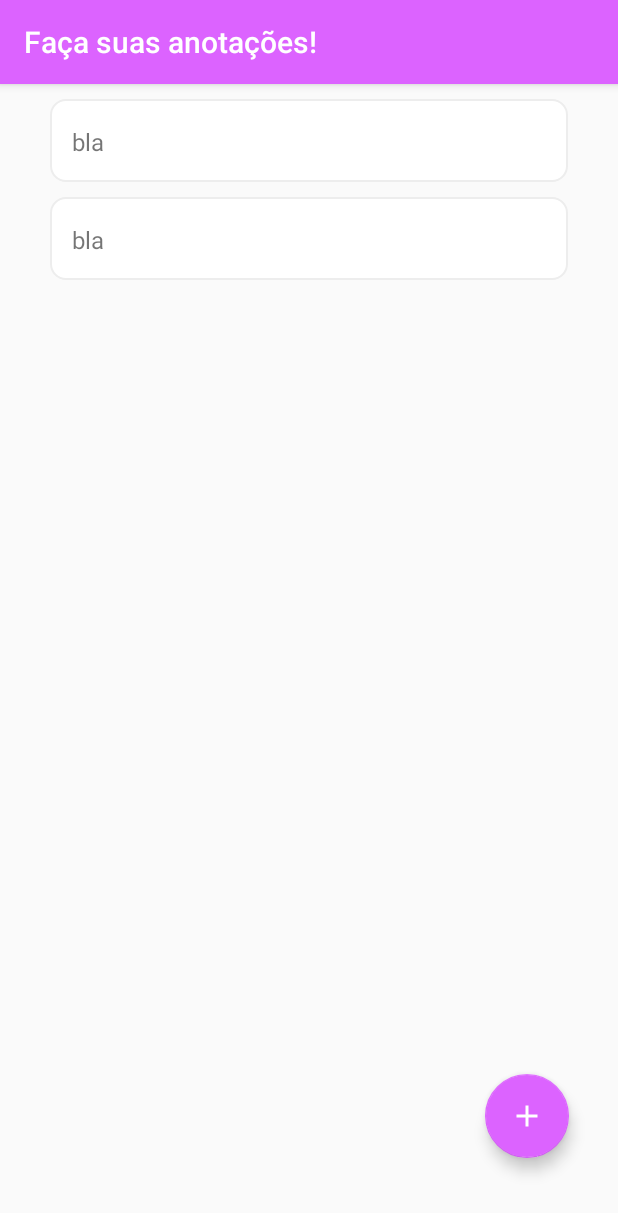
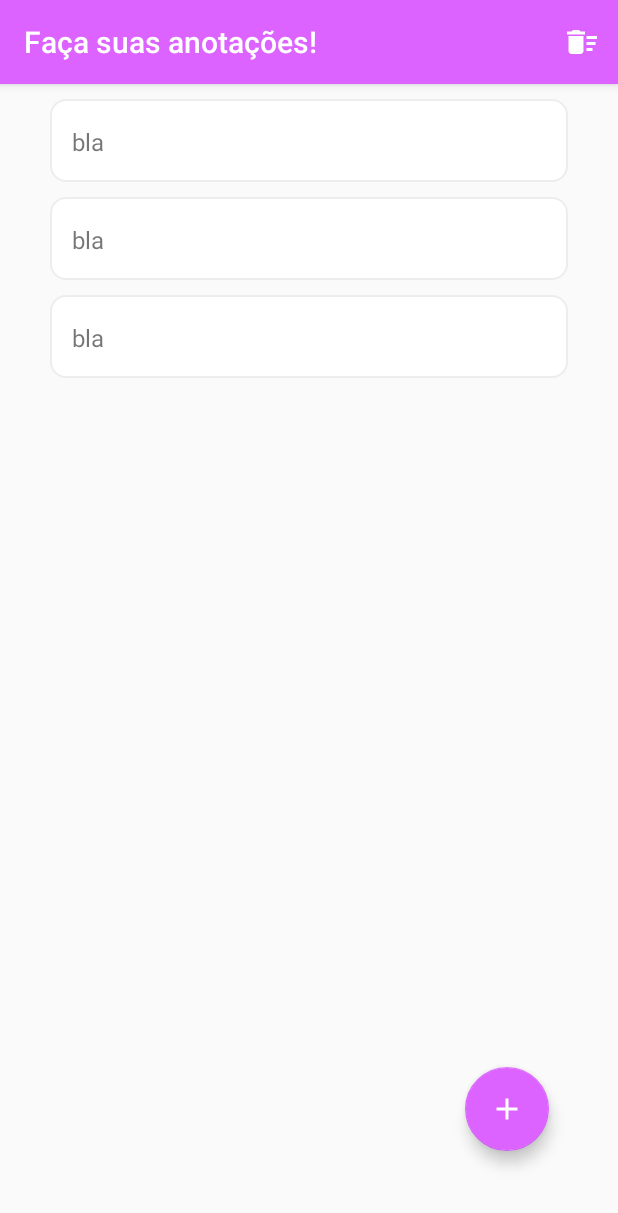
Before and after one commit to GustavoHenriqueDK/AS-Notepad, an Android app: the screen it shows after launch (MainActivity), on a phone screen of 412 x 824 dp. Shown: the top 1213 px of the screen. Run offline under Robolectric (Android 15) with nearby library versions, the phone set to English and light mode, and no system bars.

Commit message:
Animações da lista vazia e random de text

```diff
--- a/app/src/main/java/com/example/notepad/controller/CadastrarNoteController.java
+++ b/app/src/main/java/com/example/notepad/controller/CadastrarNoteController.java
@@ -4,9 +4,11 @@ import android.content.Context;
 import android.util.Log;
 import android.widget.EditText;
 import android.widget.Switch;
+import android.widget.TextView;
 
 import java.util.ArrayList;
 import java.util.List;
+import java.util.Random;
 
 public class CadastrarNoteController {
 
@@ -45,11 +47,47 @@ public class CadastrarNoteController {
         return false;
     }
 
+
+    //Save and return
     public void adicionaNote(String itemASerAdicionado) {
         listaDeNotes.add(itemASerAdicionado);
+    }
+
+    public void removeNote(int position) {
+        listaDeNotes.remove(position);
+    }
+
+    public boolean listaEstaVazia() {
+        if (listaDeNotes.isEmpty()) {
+            return true;
+        }
+        return false;
     }
 
     public List<String> getListaDeNotes() {
         return listaDeNotes;
     }
+
+    public void setaTextoAleatoriamente(TextView textview) {
+        Random random = new Random();
+        int num = random.nextInt(5) +1;
+
+        if (num == 1) {
+            textview.setText("Está na hora de anotar coisas interessantes!");
+        }
+         if (num == 2) {
+             textview.setText("Aww, nada anotado! Que bom, não?");
+         }
+         if (num == 3) {
+             textview.setText("Nada por aqui... Está tão vazio...");
+        }
+         if (num == 4) {
+             textview.setText("Um total de 0 anotações?!");
+        }
+        if (num == 5) {
+            textview.setText("Eu sei que há algo importante para anotar...");
+        }
+
+    }
+
 }
--- a/app/src/main/java/com/example/notepad/view/CadastrarNoteActivity.java
+++ b/app/src/main/java/com/example/notepad/view/CadastrarNoteActivity.java
@@ -25,7 +25,6 @@ import java.util.List;
 public class CadastrarNoteActivity extends AppCompatActivity {
 
     private EditText editText;
-    private List<String> listaDeNotes = new ArrayList<>();
     private Context context;
     private CadastrarNoteController cadastrarNoteController;
 
--- a/app/src/main/java/com/example/notepad/view/MainActivity.java
+++ b/app/src/main/java/com/example/notepad/view/MainActivity.java
@@ -2,15 +2,26 @@ package com.example.notepad.view;
 
 import androidx.annotation.NonNull;
 import androidx.appcompat.app.AppCompatActivity;
+import androidx.constraintlayout.widget.ConstraintLayout;
 import androidx.recyclerview.widget.ItemTouchHelper;
 import androidx.recyclerview.widget.LinearLayoutManager;
 import androidx.recyclerview.widget.RecyclerView;
 
+import android.app.AlertDialog;
 import android.content.Context;
+import android.content.DialogInterface;
 import android.content.Intent;
 import android.os.Bundle;
 import android.util.Log;
+import android.view.Menu;
+import android.view.MenuInflater;
+import android.view.MenuItem;
 import android.view.View;
+import android.view.animation.Animation;
+import android.view.animation.AnimationUtils;
+import android.widget.ImageView;
+import android.widget.TextView;
+import android.widget.Toast;
 
 import com.example.notepad.R;
 import com.example.notepad.controller.CadastrarNoteController;
@@ -21,23 +32,48 @@ import java.util.List;
 
 public class MainActivity extends AppCompatActivity {
 
-    private static final List<String> listNotePad = new ArrayList<>();
     private Context context;
     private RecyclerView recyclerView;
     private CadastrarNoteController cadastrarNoteController;
     private static RecyclerAdapter recyclerAdapter;
+
+    private ConstraintLayout constraintLayoutLista;
+    private ConstraintLayout constraintLayoutTextView;
+    TextView textView;
+    ImageView imageView;
 
     @Override
     protected void onCreate(Bundle savedInstanceState) {
         super.onCreate(savedInstanceState);
         setContentView(R.layout.activity_main);
         setTitle("Faça suas anotações!");
+        findViews();
 
+        context = MainActivity.this;
         cadastrarNoteController = new CadastrarNoteController(context);
 
         setaAdapterRecyclerView();
         floatingActionButtonCadastrarNote();
 
+
+    }
+
+    private void verificaSeListaEstaVazia() {
+        if (cadastrarNoteController.listaEstaVazia()) {
+            constraintLayoutLista.setVisibility(View.GONE);
+            constraintLayoutTextView.setVisibility(View.VISIBLE);
+            iniciaAnimacaoDosComponentes();
+            cadastrarNoteController.setaTextoAleatoriamente(textView);
+        } else {
+            constraintLayoutLista.setVisibility(View.VISIBLE);
+            constraintLayoutTextView.setVisibility(View.GONE);
+        }
+    }
+
+    private void iniciaAnimacaoDosComponentes() {
+        Animation animation = AnimationUtils.loadAnimation(MainActivity.this, R.anim.fadein_animation);
+        textView.startAnimation(animation);
+        imageView.startAnimation(animation);
     }
 
     private void setaAdapterRecyclerView() {
@@ -48,21 +84,24 @@ public class MainActivity extends AppCompatActivity {
 
         cadastrarNoteController.getListaDeNotes().add("bla");
         cadastrarNoteController.getListaDeNotes().add("bla");
+        cadastrarNoteController.getListaDeNotes().add("bla");
 
         recyclerView.setAdapter(recyclerAdapter);
         recyclerView.setLayoutManager(new LinearLayoutManager(this));
         recyclerAdapter.notifyDataSetChanged();
+
     }
 
     @Override
     protected void onResume() {
         super.onResume();
+        recyclerAdapter.notifyDataSetChanged();
 
-        RecyclerAdapter recyclerAdapter = new RecyclerAdapter(cadastrarNoteController.getListaDeNotes(), context);
+        //Método chamado no onResume e no método "setaSwipeDeDeletar", logo após os itens
+        //terem sido arrastados para o delete e o RecyclerView tenha sido atualizado.
 
-        Log.e("retorno na main", String.valueOf(cadastrarNoteController.getListaDeNotes()));
+        verificaSeListaEstaVazia();
 
-        recyclerAdapter.notifyDataSetChanged();
     }
 
     private void setaSwipeDeDeletar(final List<String> notePad, final RecyclerAdapter recyclerAdapter, RecyclerView recyclerView) {
@@ -76,6 +115,9 @@ public class MainActivity extends AppCompatActivity {
             public void onSwiped(@NonNull RecyclerView.ViewHolder viewHolder, int direction) {
                 notePad.remove(viewHolder.getAdapterPosition());
                 recyclerAdapter.notifyDataSetChanged();
+
+                verificaSeListaEstaVazia();
+
             }
             //Método que adapta a lista após ser modificada.
         }).attachToRecyclerView(recyclerView);
@@ -91,4 +133,38 @@ public class MainActivity extends AppCompatActivity {
             }
         });
     }
+
+    @Override
+    public boolean onCreateOptionsMenu(Menu menu) {
+        MenuInflater menuInflater = getMenuInflater();
+        menuInflater.inflate(R.menu.onoptions_menu, menu);
+        return true;
+    }
+
+    private void findViews() {
+        constraintLayoutLista = findViewById(R.id.ConstraintLayoutLista);
+        constraintLayoutTextView = findViewById(R.id.ConstraintLayoutText);
+
+        textView = findViewById(R.id.textView);
+        imageView = findViewById(R.id.imageView);
+    }
+
+    @Override
+    public boolean onOptionsItemSelected(@NonNull MenuItem item) {
+        switch (item.getItemId()) {
+            case R.id.limparTudo:
+
+                //TODO
+
+                for (int i = 0; i < cadastrarNoteController.getListaDeNotes().size(); i++) {
+                    cadastrarNoteController.getListaDeNotes().remove(i);
+                }
+
+                recyclerAdapter.notifyDataSetChanged();
+                break;
+        }
+        return super.onOptionsItemSelected(item);
+    }
+
+
 }
--- /dev/null
+++ b/app/src/main/res/drawable/ic_delete_sweep_black_24dp.xml
@@ -0,0 +1,5 @@
+<vector android:height="24dp" android:tint="#FFFFFF"
+    android:viewportHeight="24.0" android:viewportWidth="24.0"
+    android:width="24dp" xmlns:android="http://schemas.android.com/apk/res/android">
+    <path android:fillColor="#FF000000" android:pathData="M15,16h4v2h-4zM15,8h7v2h-7zM15,12h6v2h-6zM3,18c0,1.1 0.9,2 2,2h6c1.1,0 2,-0.9 2,-2L13,8L3,8v10zM14,5h-3l-1,-1L6,4L5,5L2,5v2h12z"/>
+</vector>
--- a/app/src/main/res/layout/activity_main.xml
+++ b/app/src/main/res/layout/activity_main.xml
@@ -4,17 +4,8 @@
     xmlns:tools="http://schemas.android.com/tools"
     android:layout_width="match_parent"
     android:layout_height="match_parent"
+    android:visibility="visible"
     tools:context=".view.MainActivity">
-
-    <androidx.recyclerview.widget.RecyclerView
-        android:id="@+id/recyclerView"
-        android:layout_width="wrap_content"
-        android:layout_height="match_parent"
-        app:layout_constraintBottom_toBottomOf="parent"
-        app:layout_constraintEnd_toEndOf="parent"
-        app:layout_constraintStart_toStartOf="parent"
-        app:layout_constraintTop_toTopOf="parent"
-        tools:listitem="@layout/recyclerview_layout" />
 
     <com.google.android.material.floatingactionbutton.FloatingActionButton
         android:id="@+id/floatingActionButton"
@@ -25,8 +16,67 @@
         app:backgroundTint="@color/colorPrimary"
         app:layout_constraintBottom_toBottomOf="parent"
         app:layout_constraintEnd_toEndOf="parent"
-        app:layout_constraintHorizontal_bias="0.909"
+        app:layout_constraintHorizontal_bias="0.87"
+        app:layout_constraintStart_toStartOf="@+id/ConstraintLayoutLista"
+        app:layout_constraintTop_toTopOf="@+id/ConstraintLayoutLista"
+        app:layout_constraintVertical_bias="0.92" />
+
+    <androidx.constraintlayout.widget.ConstraintLayout
+        android:id="@+id/ConstraintLayoutLista"
+        android:layout_width="match_parent"
+        android:layout_height="match_parent"
+        android:visibility="gone"
+        app:layout_constraintBottom_toBottomOf="parent"
+        app:layout_constraintEnd_toEndOf="parent"
         app:layout_constraintStart_toStartOf="parent"
-        app:layout_constraintTop_toTopOf="parent"
-        app:layout_constraintVertical_bias="0.927" />
+        app:layout_constraintTop_toTopOf="parent">
+
+        <androidx.recyclerview.widget.RecyclerView
+            android:id="@+id/recyclerView"
+            android:layout_width="wrap_content"
+            android:layout_height="match_parent"
+            android:visibility="visible"
+            app:layout_constraintBottom_toBottomOf="parent"
+            app:layout_constraintEnd_toEndOf="parent"
+            app:layout_constraintStart_toStartOf="parent"
+            app:layout_constraintTop_toTopOf="parent"
+            tools:listitem="@layout/recyclerview_layout" />
+
+    </androidx.constraintlayout.widget.ConstraintLayout>
+
+    <androidx.constraintlayout.widget.ConstraintLayout
+        android:id="@+id/ConstraintLayoutText"
+        android:layout_width="match_parent"
+        android:layout_height="match_parent"
+        android:visibility="visible"
+        app:layout_constraintBottom_toBottomOf="parent"
+        app:layout_constraintEnd_toEndOf="parent"
+        app:layout_constraintStart_toStartOf="parent"
+        app:layout_constraintTop_toTopOf="parent">
+
+        <TextView
+            android:id="@+id/textView"
+            android:layout_width="wrap_content"
+            android:layout_height="wrap_content"
+            android:text="textView"
+            android:textSize="16dp"
+            android:visibility="visible"
+            app:layout_constraintBottom_toBottomOf="parent"
+            app:layout_constraintEnd_toEndOf="parent"
+            app:layout_constraintStart_toStartOf="parent"
+            app:layout_constraintTop_toTopOf="parent" />
+
+        <ImageView
+            android:id="@+id/imageView"
+            android:layout_width="90dp"
+            android:layout_height="93dp"
+            android:visibility="visible"
+            app:layout_constraintBottom_toBottomOf="parent"
+            app:layout_constraintEnd_toEndOf="parent"
+            app:layout_constraintHorizontal_bias="0.498"
+            app:layout_constraintStart_toStartOf="parent"
+            app:layout_constraintTop_toTopOf="parent"
+            app:layout_constraintVertical_bias="0.311"
+            app:srcCompat="@drawable/pencilicon" />
+    </androidx.constraintlayout.widget.ConstraintLayout>
 </androidx.constraintlayout.widget.ConstraintLayout>
--- /dev/null
+++ b/app/src/main/res/menu/onoptions_menu.xml
@@ -0,0 +1,11 @@
+<?xml version="1.0" encoding="utf-8"?>
+<menu xmlns:android="http://schemas.android.com/apk/res/android"
+    xmlns:app="http://schemas.android.com/apk/res-auto">
+
+    <item android:id="@+id/limparTudo"
+        android:icon="@drawable/ic_delete_sweep_black_24dp"
+        app:showAsAction="always"
+        android:title="Apagar todas as anotações">
+    </item>
+
+</menu>
--- a/app/src/main/res/values/strings.xml
+++ b/app/src/main/res/values/strings.xml
@@ -3,4 +3,5 @@
     <string name="alertDialogMensagem">Tem certeza que deseja sair?</string>
     <string name="alertDialogSim">Sim</string>
     <string name="alertDialogNao">Não</string>
+    <string name="alertDialogMensagemExcluir">Tem certeza que deseja excluir todas as notas?</string>
 </resources>
```
Also changed, not shown: app/src/main/res/anim/fadein_animation.xml (added, +9 -0 lines), app/src/main/res/drawable/pencilicon.png (added).
